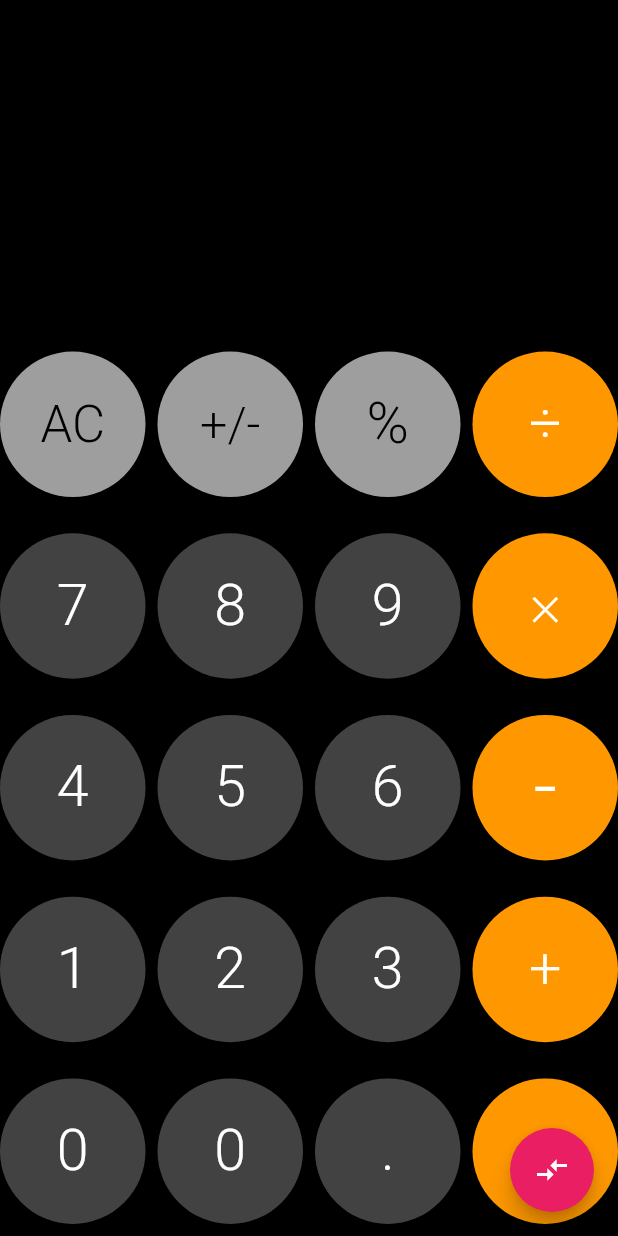
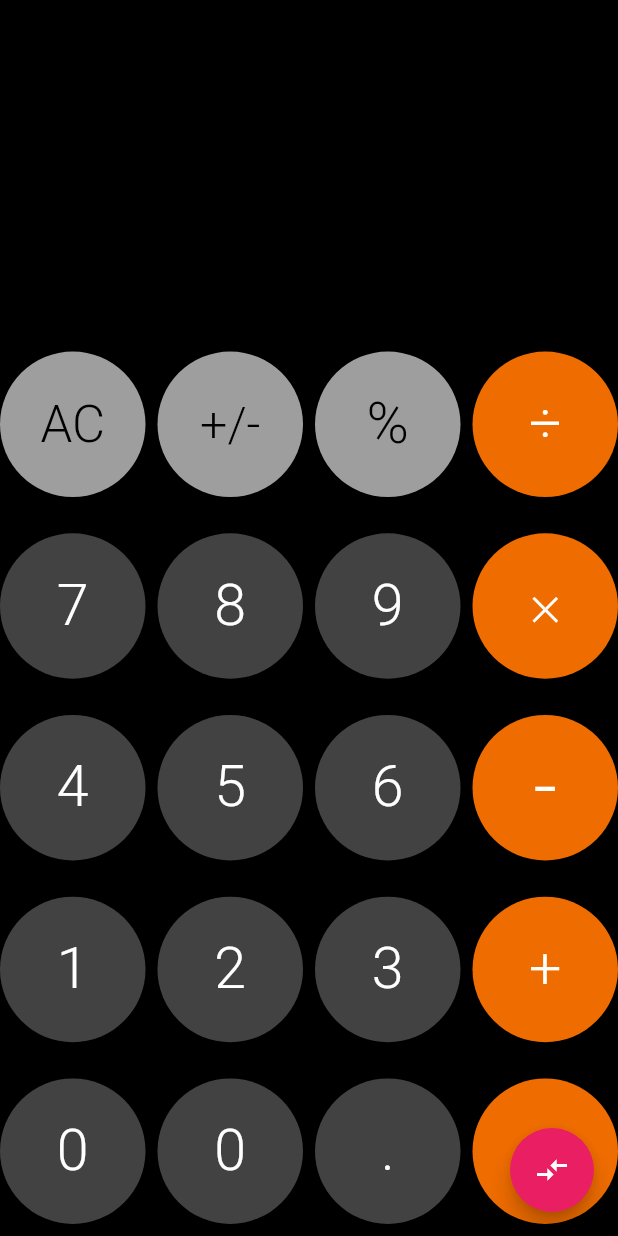
Before and after one commit to ianleshan/camulator, a Flutter app: the screen it shows after launch, after a tap on the "compare arrows" icon, on a phone screen of 412 x 824 dp. Run offline on Flutter 3.47's test engine with Material 2 defaults, Android fonts, the phone set to English and light mode, and no system bars; our stand-ins replace camera.

Commit message:
darker orange, center display text

```diff
--- a/lib/calculatorScreen.dart
+++ b/lib/calculatorScreen.dart
@@ -1,6 +1,7 @@
 import 'package:flutter/material.dart';
 
 _CalculatorScreenState _globalState = new _CalculatorScreenState();
+
 class CalculatorScreen extends StatefulWidget {
   @override
   State<StatefulWidget> createState() {
@@ -9,7 +10,7 @@ class CalculatorScreen extends StatefulWidget {
 }
 
 class _CalculatorScreenState extends State<CalculatorScreen> {
-  double displayNumberSize = 50.0;
+  double displayNumberSize = 55.0;
   String displayText = "";
   String cOrAC = "AC";
   double lastAnswer;
@@ -33,19 +34,17 @@ class _CalculatorScreenState extends State<CalculatorScreen> {
     }
     buttonPressed == "=" ? lastOperation = null : lastOperation = buttonPressed;
     displayText = "";
-    setState(() {
-
-    });
+    setState(() {});
     displayText = fixFloat(lastAnswer.toString());
   }
 
   String fixFloat(String float) {
     if (float.contains(".")) {
       while (float[float.length - 1] == "0") {
-        float = float.substring(0, float.length-2);
+        float = float.substring(0, float.length - 2);
       }
       if (float[float.length - 1] == ".") {
-        float = float.substring(0, float.length-2);
+        float = float.substring(0, float.length - 2);
       }
     }
     return float;
@@ -56,42 +55,45 @@ class _CalculatorScreenState extends State<CalculatorScreen> {
       if (textNeedsToBeRemoved) {
         displayText = buttonPressed;
         textNeedsToBeRemoved = !textNeedsToBeRemoved;
+      } else {
+        addPeriod
+            ? displayText += "." + buttonPressed
+            : displayText += buttonPressed;
       }
-      else {
-        addPeriod ? displayText += "." + buttonPressed : displayText += buttonPressed;
-
-      }
-    }
-    else if (buttonPressed == "AC" || buttonPressed == "C") {
+    } else if (buttonPressed == "AC" || buttonPressed == "C") {
       displayText = "";
       lastAnswer = null;
       lastOperation = null;
-    }
-    else if (buttonPressed == "+" || buttonPressed == "-" || buttonPressed == "÷" || buttonPressed == "✕") {
+    } else if (buttonPressed == "+" ||
+        buttonPressed == "-" ||
+        buttonPressed == "÷" ||
+        buttonPressed == "✕") {
       if (lastAnswer == null) {
         lastAnswer = double.tryParse(displayText);
         lastOperation = buttonPressed;
         textNeedsToBeRemoved = true;
-      }
-      else {
+      } else {
         calculate(buttonPressed);
       }
     } else if (buttonPressed == "=") {
-      if (lastAnswer != null && buttonPressed != null && lastOperation != null) {
+      if (lastAnswer != null &&
+          buttonPressed != null &&
+          lastOperation != null) {
         calculate(buttonPressed);
       }
     }
-    if (displayText == "") {cOrAC = "AC";}
-    else {cOrAC = "C";}
+    if (displayText == "") {
+      cOrAC = "AC";
+    } else {
+      cOrAC = "C";
+    }
     addPeriod = false;
     if (buttonPressed == ".") {
       addPeriod = true;
     }
 
     // this.build(context);
-    setState(() {
-
-    });
+    setState(() {});
     // print("Fdsaf" + displayText);
   }
 
@@ -99,23 +101,29 @@ class _CalculatorScreenState extends State<CalculatorScreen> {
   Widget build(BuildContext context) {
     return Container(
       color: Colors.black,
+      child: SafeArea(
         child: Column(
           children: <Widget>[
             Expanded(
               flex: 2,
               child: Row(
+                  crossAxisAlignment: CrossAxisAlignment.center,
+                  mainAxisAlignment: MainAxisAlignment.end,
                   children: <Widget>[
                     Container(
                         color: Colors.black,
-                  child: Align(alignment: Alignment.bottomLeft,
+                        child: Padding(
+                          padding: const EdgeInsets.all(18.0),
                           child: Text(
                             displayText,
                             style: TextStyle(
-                      color: Colors.white, fontSize: displayNumberSize),
-                    ), )
-                )
-              ]
+                              color: Colors.white,
+                              fontSize: displayNumberSize,
+                              fontWeight: FontWeight.w300,
                             ),
+                          ),
+                        ))
+                  ]),
             ),
             Expanded(
               child: Row(
@@ -144,7 +152,9 @@ class _CalculatorScreenState extends State<CalculatorScreen> {
                     padding: EdgeInsets.all(4.0),
                   ),
                   NumberButton(
-                    text: "÷", color: Colors.orange, textColor: Colors.white),
+                      text: "÷",
+                      color: Colors.orange.shade800,
+                      textColor: Colors.white),
                 ],
               ),
             ),
@@ -177,7 +187,7 @@ class _CalculatorScreenState extends State<CalculatorScreen> {
                   ),
                   NumberButton(
                       text: "✕",
-                    color: Colors.orange,
+                      color: Colors.orange.shade800,
                       textColor: Colors.white,
                       fontSize: 26.0),
                 ],
@@ -212,7 +222,7 @@ class _CalculatorScreenState extends State<CalculatorScreen> {
                   ),
                   NumberButton(
                     text: "-",
-                  color: Colors.orange,
+                    color: Colors.orange.shade800,
                     textColor: Colors.white,
                     fontSize: 65.0,
                   ),
@@ -247,7 +257,9 @@ class _CalculatorScreenState extends State<CalculatorScreen> {
                     padding: EdgeInsets.all(4.0),
                   ),
                   NumberButton(
-                    text: "+", color: Colors.orange, textColor: Colors.white),
+                      text: "+",
+                      color: Colors.orange.shade800,
+                      textColor: Colors.white),
                 ],
               ),
             ),
@@ -279,11 +291,14 @@ class _CalculatorScreenState extends State<CalculatorScreen> {
                     padding: EdgeInsets.all(4.0),
                   ),
                   NumberButton(
-                    text: "=", color: Colors.orange, textColor: Colors.white),
+                      text: "=",
+                      color: Colors.orange.shade800,
+                      textColor: Colors.white),
                 ],
               ),
             ),
           ],
+        ),
       ),
     );
   }
@@ -322,7 +337,6 @@ class NumberButton extends StatelessWidget {
           color: color,
         ),
       ),
-        )
-      );
+    ));
   }
 }
```
Lines whose indentation alone changed are shown as unchanged.
